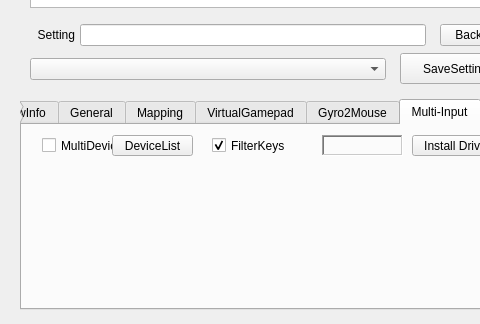
Before: the Qt Designer form QKeyMapper/qkeymapper.ui in Zalafina/QKeyMapper, drawn with Qt 5; both pictures show x 0 to 480 and y 368 to 692 of the 1070 by 692 pixel window.
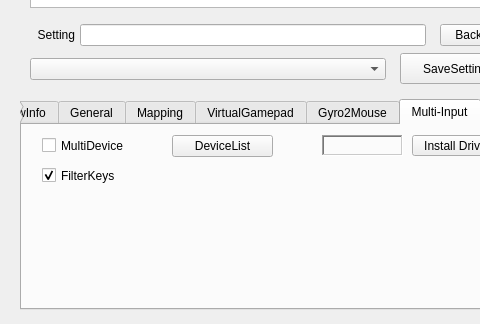
After: the same form once the commit is applied. The open tabs and pages were chosen to show the change. Custom widgets are drawn as their Qt base class.

```diff
--- a/QKeyMapper/qkeymapper.ui
+++ b/QKeyMapper/qkeymapper.ui
@@ -2159,8 +2159,8 @@
      <widget class="QCheckBox" name="filterKeysCheckBox">
       <property name="geometry">
        <rect>
-        <x>190</x>
-        <y>10</y>
+        <x>20</x>
+        <y>40</y>
         <width>91</width>
         <height>21</height>
        </rect>
@@ -2180,7 +2180,7 @@
        <rect>
         <x>20</x>
         <y>10</y>
-        <width>71</width>
+        <width>141</width>
         <height>21</height>
        </rect>
       </property>
@@ -2194,10 +2194,10 @@
      <widget class="QPushButton" name="multiInputDeviceListButton">
       <property name="geometry">
        <rect>
-        <x>90</x>
+        <x>150</x>
         <y>10</y>
-        <width>81</width>
-        <height>21</height>
+        <width>101</width>
+        <height>22</height>
        </rect>
       </property>
       <property name="focusPolicy">
```
Left out of the diff: 2 changed lines with no effect on the pictures.
